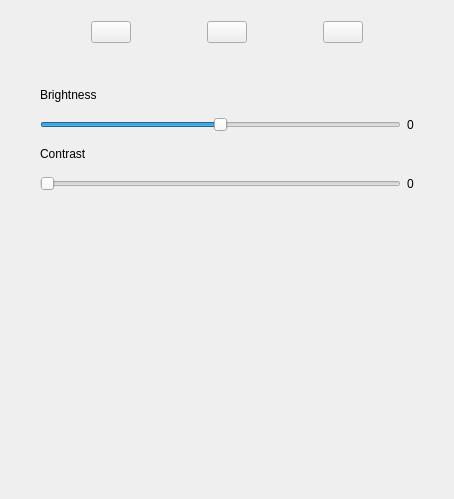
Old version of the form toolwidget.ui in the repository Vope17/Qt6_ImageProcess.
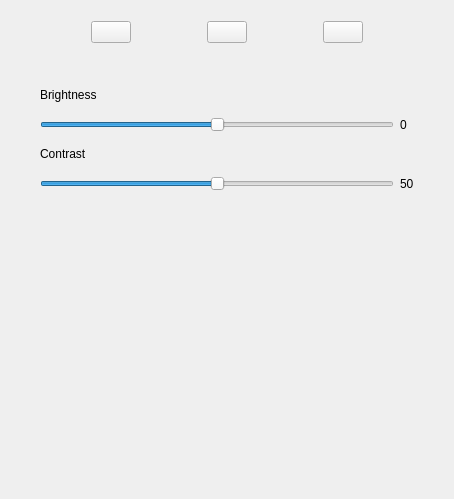
New version of the form. The open tabs and pages were chosen to show the change.

```diff
--- a/toolwidget.ui
+++ b/toolwidget.ui
@@ -372,6 +372,12 @@
            </item>
            <item row="7" column="3">
             <widget class="QSlider" name="contrastSlider">
+             <property name="maximum">
+              <number>100</number>
+             </property>
+             <property name="value">
+              <number>50</number>
+             </property>
              <property name="orientation">
               <enum>Qt::Horizontal</enum>
              </property>
@@ -380,7 +386,7 @@
            <item row="7" column="4">
             <widget class="QLabel" name="contrastValue">
              <property name="text">
-              <string>0</string>
+              <string>50</string>
              </property>
             </widget>
            </item>
```
Left out of the diff: 2 changed lines with no effect on the pictures.
